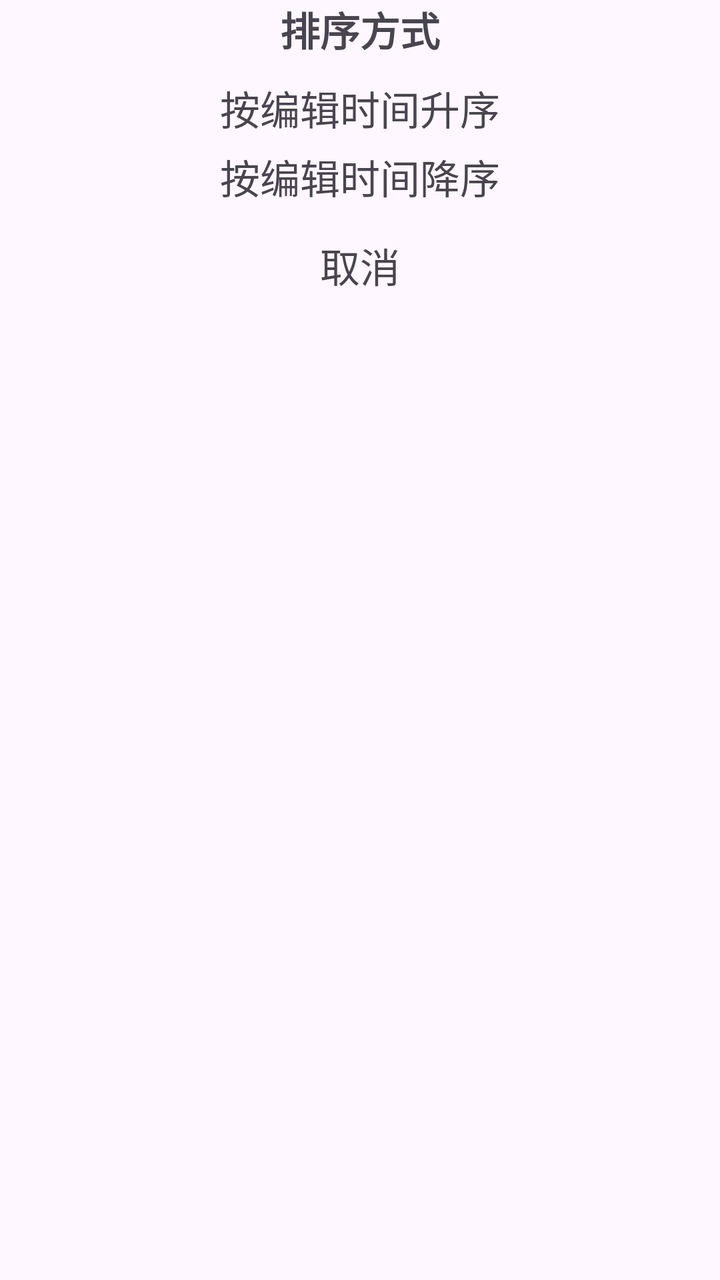
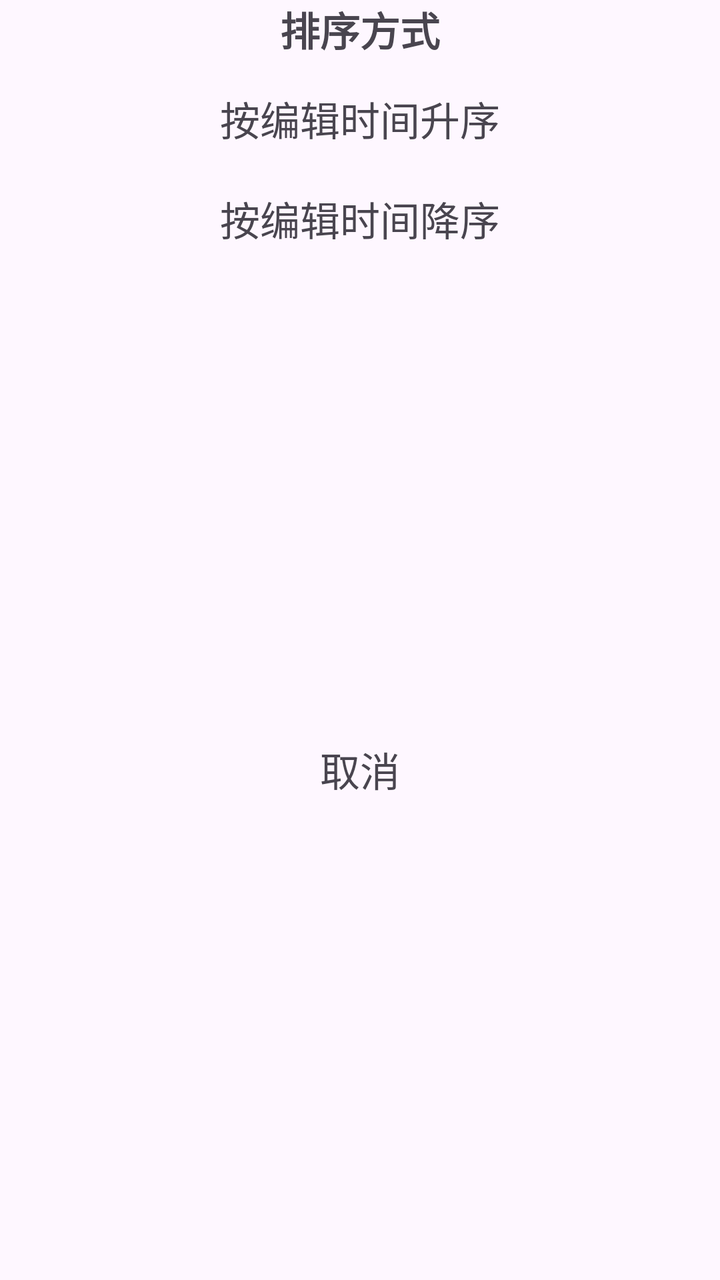

The first picture is an Android layout as it rendered before a commit; the second is the same layout after the commit. The layout source and the unified diff follow.
<!-- AndroidManifest.xml: application theme Theme.ExamProject -->
<!-- res/layout/sort_bottom_dialog.xml -->
<?xml version="1.0" encoding="utf-8"?>
<androidx.constraintlayout.widget.ConstraintLayout xmlns:android="http://schemas.android.com/apk/res/android"
    xmlns:app="http://schemas.android.com/apk/res-auto"
    android:layout_width="match_parent"
    android:layout_height="wrap_content">

    <TextView
        android:id="@+id/sort_title"
        android:layout_width="match_parent"
        android:layout_height="wrap_content"
        android:gravity="center"
        android:textSize="20sp"
        android:textStyle="bold"
        android:text="@string/sort_way"
        app:layout_constraintTop_toTopOf="parent" />

    <TextView
        android:id="@+id/sort_by_asc"
        android:layout_width="match_parent"
        android:layout_height="wrap_content"
        android:gravity="center"
        android:layout_marginTop="10dp"
        android:textSize="20sp"
        android:text="@string/sort_by_asc"
        app:layout_constraintTop_toBottomOf="@id/sort_title" />

    <TextView
        android:id="@+id/sort_by_des"
        android:layout_width="match_parent"
        android:layout_height="wrap_content"
        android:gravity="center"
        android:textSize="20sp"
        android:layout_marginTop="5dp"
        android:text="@string/sort_by_des"
        app:layout_constraintTop_toBottomOf="@+id/sort_by_asc" />

    <TextView
        android:id="@+id/cancel_tv"
        android:layout_width="match_parent"
        android:layout_height="wrap_content"
        android:layout_marginTop="15dp"
        android:gravity="center"
        android:textSize="20sp"
        android:text="@string/cancel"
        app:layout_constraintTop_toBottomOf="@id/sort_by_des" />


</androidx.constraintlayout.widget.ConstraintLayout>
<!-- resources referenced by this layout -->
<resources>
  <string name="cancel">取消</string>
  <string name="sort_by_asc">按编辑时间升序</string>
  <string name="sort_by_des">按编辑时间降序</string>
  <string name="sort_way">排序方式</string>
  <style name="Theme.ExamProject" parent="Base.Theme.ExamProject" />
  <style name="Base.Theme.ExamProject" parent="Theme.Material3.DayNight.NoActionBar">
          
          
      </style>
</resources>

<!-- the commit's change to res/layout/sort_bottom_dialog.xml (unified diff, before → after) -->
@@ -2,7 +2,7 @@
 <androidx.constraintlayout.widget.ConstraintLayout xmlns:android="http://schemas.android.com/apk/res/android"
     xmlns:app="http://schemas.android.com/apk/res-auto"
     android:layout_width="match_parent"
-    android:layout_height="wrap_content">
+    android:layout_height="190dp">
 
     <TextView
         android:id="@+id/sort_title"
@@ -17,7 +17,7 @@
     <TextView
         android:id="@+id/sort_by_asc"
         android:layout_width="match_parent"
-        android:layout_height="wrap_content"
+        android:layout_height="40dp"
         android:gravity="center"
         android:layout_marginTop="10dp"
         android:textSize="20sp"
@@ -27,22 +27,24 @@
     <TextView
         android:id="@+id/sort_by_des"
         android:layout_width="match_parent"
-        android:layout_height="wrap_content"
+        android:layout_height="40dp"
         android:gravity="center"
         android:textSize="20sp"
-        android:layout_marginTop="5dp"
+        android:layout_marginTop="10dp"
         android:text="@string/sort_by_des"
         app:layout_constraintTop_toBottomOf="@+id/sort_by_asc" />
 
     <TextView
         android:id="@+id/cancel_tv"
         android:layout_width="match_parent"
-        android:layout_height="wrap_content"
+        android:layout_height="40dp"
         android:layout_marginTop="15dp"
         android:gravity="center"
         android:textSize="20sp"
         android:text="@string/cancel"
-        app:layout_constraintTop_toBottomOf="@id/sort_by_des" />
+        app:layout_constraintTop_toBottomOf="@id/sort_by_des"
+        android:layout_marginBottom="15dp"
+        app:layout_constraintBottom_toBottomOf="parent"/>
 
 
 </androidx.constraintlayout.widget.ConstraintLayout>
